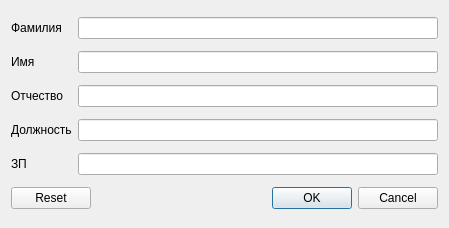
First picture: the form in Company/employeeeditor.ui, repository qNickq/AVSoft, before the edit.
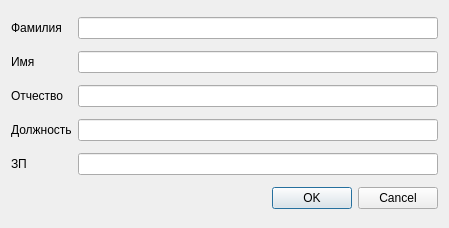
Second picture: the form after the edit.

```diff
--- a/Company/employeeeditor.ui
+++ b/Company/employeeeditor.ui
@@ -79,7 +79,7 @@
       <enum>Qt::Horizontal</enum>
      </property>
      <property name="standardButtons">
-      <set>QDialogButtonBox::Cancel|QDialogButtonBox::Ok|QDialogButtonBox::Reset</set>
+      <set>QDialogButtonBox::Cancel|QDialogButtonBox::Ok</set>
      </property>
      <property name="centerButtons">
       <bool>false</bool>
```
Left out of the diff: 2 changed lines with no effect on the pictures.
